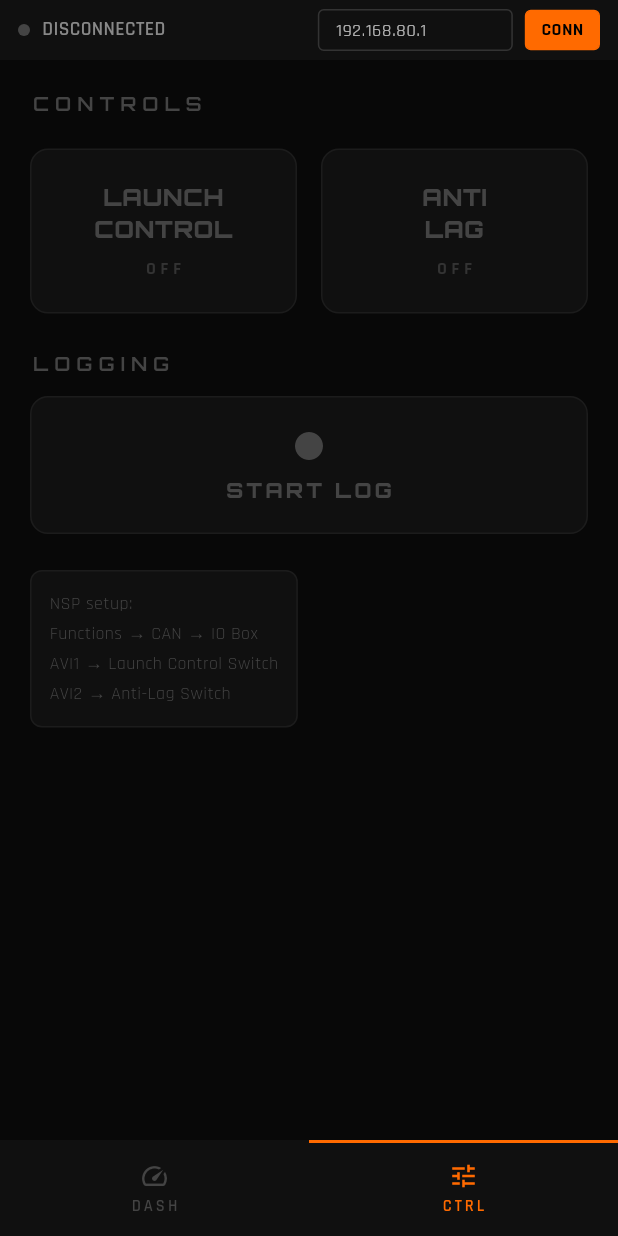
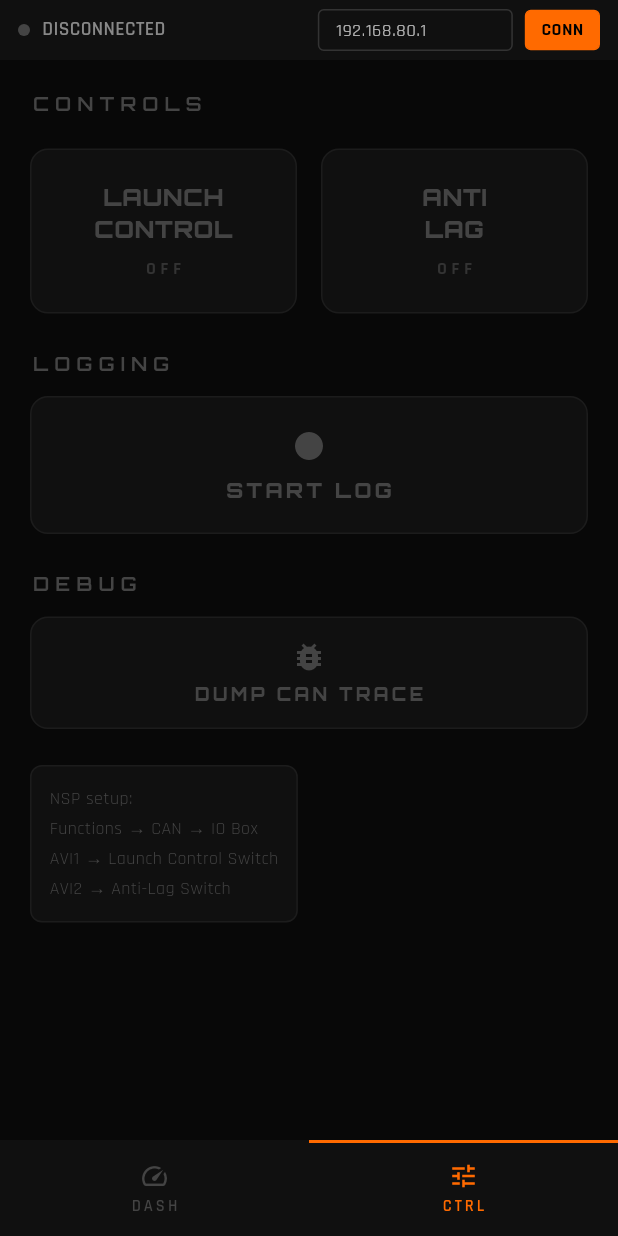
Before and after one commit to RhinoForgeCreations/haltech-dash, a Flutter app: the screen it shows after launch, after a tap on "CTRL", on a phone screen of 412 x 824 dp. Run offline on Flutter 3.47's test engine with Material 3 defaults, Android fonts, the phone set to English and light mode, and no system bars; our stand-ins replace google_fonts, share_plus; network calls fail.

Commit message:
Add CAN trace ring buffer with share-sheet dump
Captures the last 1000 raw SLCAN frames (TX + RX) with millisecond
timestamps relative to the first frame of the session. A "DUMP CAN TRACE"
button on the CTRL page writes the buffer to a text file and opens the
Android share sheet so it can be exported for protocol debugging.

Use case: tap a switch, immediately dump the trace, and inspect whether
the TX frames (0x2C6 keep-alive + 0x2C0 AVI) are leaving the phone at the
expected 100ms cadence and whether the Haltech echoes/acknowledges them.

https://claude.ai/code/session_013qQewYSHrgdHnVHiyX32m7

```diff
--- a/lib/main.dart
+++ b/lib/main.dart
@@ -106,6 +106,27 @@ class CanService extends ChangeNotifier {
   final List<String> _logRows = [];
   int frameCount = 0;
 
+  // CAN trace ring buffer (raw SLCAN frames, TX + RX)
+  static const int _traceMax = 1000;
+  final List<String> _canTrace = [];
+  int _traceStart = 0;
+
+  void _trace(String dir, String frame) {
+    final now = DateTime.now().millisecondsSinceEpoch;
+    if (_traceStart == 0) _traceStart = now;
+    if (_canTrace.length >= _traceMax) _canTrace.removeAt(0);
+    _canTrace.add('${now - _traceStart} $dir ${frame.replaceAll('\r', '').replaceAll('\n', '')}');
+  }
+
+  Future<String> dumpTrace() async {
+    final dir = await getApplicationDocumentsDirectory();
+    final ts = DateTime.now().toIso8601String().replaceAll(':', '-').substring(0, 19);
+    final file = File('${dir.path}/haltech_can_trace_$ts.txt');
+    final header = '# Haltech CAN trace - $ts\n# Format: <ms_since_first_frame> <TX|RX> <slcan_frame>\n';
+    await file.writeAsString(header + _canTrace.join('\n'));
+    return file.path;
+  }
+
   void connect(String ip) {
     disconnect();
     status = 'CONNECTING';
@@ -120,7 +141,9 @@ class CanService extends ChangeNotifier {
             _startKeepAlive();
             notifyListeners();
           }
-          _parse(msg.toString().trim());
+          final s = msg.toString().trim();
+          _trace('RX', s);
+          _parse(s);
         },
         onError: (_) => _setOff('ERROR'),
         onDone: () => _setOff('DISCONNECTED'),
@@ -134,7 +157,9 @@ class CanService extends ChangeNotifier {
     _keepAliveTimer?.cancel();
     _keepAliveTimer = Timer.periodic(const Duration(milliseconds: 100), (_) {
       if (_channel == null || !connected) return;
-      _channel!.sink.add('t2C6510090A0000\r');
+      const ka = 't2C6510090A0000\r';
+      _channel!.sink.add(ka);
+      _trace('TX', ka);
       _sendAvi();
     });
   }
@@ -164,7 +189,9 @@ class CanService extends ChangeNotifier {
   void _sendAvi() {
     if (_channel == null || !connected) return;
     String h(bool on) => on ? '0FFF' : '0000';
-    _channel!.sink.add('t2C08${h(avi[0])}${h(avi[1])}00000000\r');
+    final frame = 't2C08${h(avi[0])}${h(avi[1])}00000000\r';
+    _channel!.sink.add(frame);
+    _trace('TX', frame);
   }
 
   void startLogging() {
@@ -538,6 +565,14 @@ class _DashHomeState extends State<DashHome> {
           const SizedBox(height: 12),
           _logButton(),
           const SizedBox(height: 24),
+          Text('DEBUG',
+            style: GoogleFonts.orbitron(
+              fontSize: 13, fontWeight: FontWeight.w700,
+              color: _dim, letterSpacing: 4,
+            )),
+          const SizedBox(height: 12),
+          _dumpTraceButton(),
+          const SizedBox(height: 24),
           Container(
             padding: const EdgeInsets.all(12),
             decoration: BoxDecoration(
@@ -550,6 +585,38 @@ class _DashHomeState extends State<DashHome> {
             ),
           ),
         ],
+      ),
+    );
+  }
+
+  Widget _dumpTraceButton() {
+    return GestureDetector(
+      onTap: () async {
+        final path = await _svc.dumpTrace();
+        if (!mounted) return;
+        await SharePlus.instance.share(
+          ShareParams(files: [XFile(path)], subject: 'Haltech CAN Trace'),
+        );
+      },
+      child: Container(
+        width: double.infinity,
+        padding: const EdgeInsets.symmetric(vertical: 14),
+        decoration: BoxDecoration(
+          color: _panel,
+          borderRadius: BorderRadius.circular(12),
+          border: Border.all(color: _border),
+        ),
+        child: Column(
+          children: [
+            Icon(Icons.bug_report, color: _dim, size: 24),
+            const SizedBox(height: 4),
+            Text('DUMP CAN TRACE',
+              style: GoogleFonts.orbitron(
+                fontSize: 12, fontWeight: FontWeight.w900,
+                color: _dim, letterSpacing: 2,
+              )),
+          ],
+        ),
       ),
     );
   }
```
